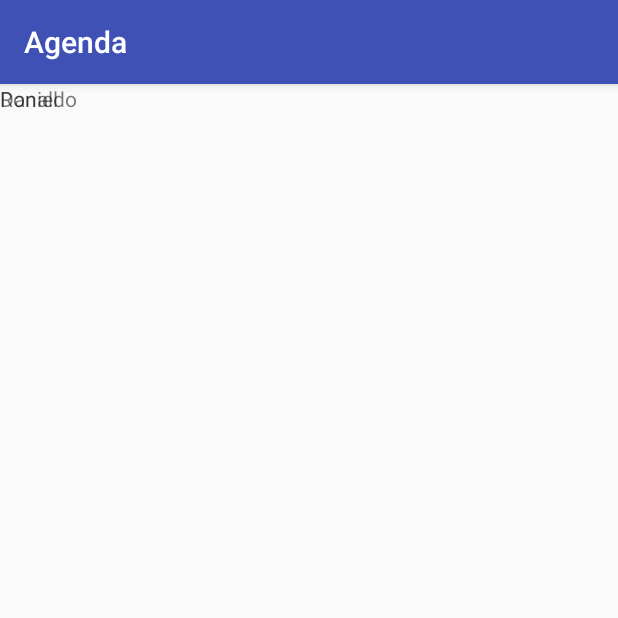
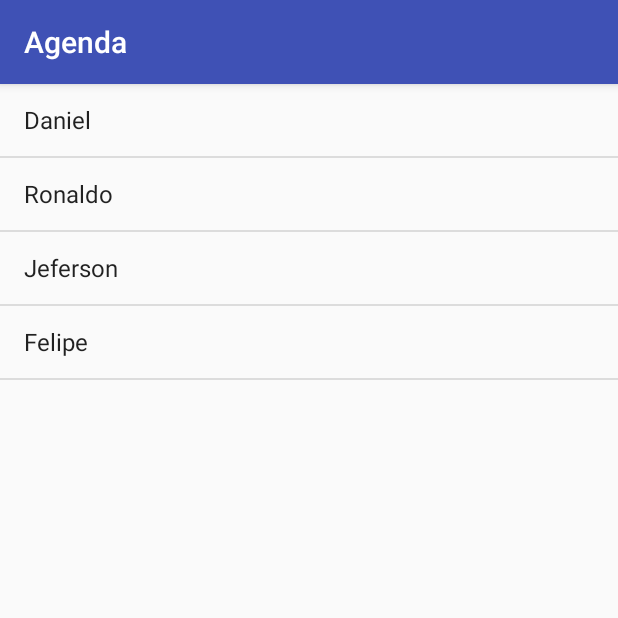
Before and after one commit to emersontorresamorim/agenda, an Android app: the screen it shows after launch (ListaAlunosActivity), on a phone screen of 412 x 824 dp, the top half of it. Run offline under Robolectric (Android 15) with nearby library versions, the phone set to English and light mode, and no system bars.

Commit message:
Utilizado recurso de Lista e Adapter do android para listar os alunos

```diff
--- a/app/src/main/java/br/com/alura/agenda/ListaAlunosActivity.java
+++ b/app/src/main/java/br/com/alura/agenda/ListaAlunosActivity.java
@@ -2,6 +2,8 @@ package br.com.alura.agenda;
 
 import android.support.v7.app.AppCompatActivity;
 import android.os.Bundle;
+import android.widget.ArrayAdapter;
+import android.widget.ListView;
 
 public class ListaAlunosActivity extends AppCompatActivity {
 
@@ -9,5 +11,10 @@ public class ListaAlunosActivity extends AppCompatActivity {
     protected void onCreate(Bundle savedInstanceState) {
         super.onCreate(savedInstanceState);
         setContentView(R.layout.activity_lista_alunos);
+
+        String[] alunos = {"Daniel", "Ronaldo", "Jeferson", "Felipe"};
+        ListView listaAlunos = (ListView) findViewById(R.id.lista_alunos);
+        ArrayAdapter<String> adapter = new ArrayAdapter<String>(this, android.R.layout.simple_list_item_1, alunos);
+        listaAlunos.setAdapter(adapter);
     }
 }
--- a/app/src/main/res/layout/activity_lista_alunos.xml
+++ b/app/src/main/res/layout/activity_lista_alunos.xml
@@ -1,17 +1,12 @@
 <?xml version="1.0" encoding="utf-8"?>
-<RelativeLayout
+<LinearLayout
     xmlns:android="http://schemas.android.com/apk/res/android"
     android:layout_width="match_parent"
-    android:layout_height="match_parent">
+    android:layout_height="match_parent"
+    android:orientation="vertical">
 
-    <TextView
-        android:layout_width="wrap_content"
-        android:layout_height="wrap_content"
-        android:text="Daniel" />
+    <ListView android:layout_width="match_parent"
+        android:layout_height="match_parent"
+        android:id="@+id/lista_alunos"/>
 
-    <TextView
-        android:text="Ronaldo"
-        android:layout_width="wrap_content"
-        android:layout_height="wrap_content" />
-
-</RelativeLayout>
+</LinearLayout>
```
